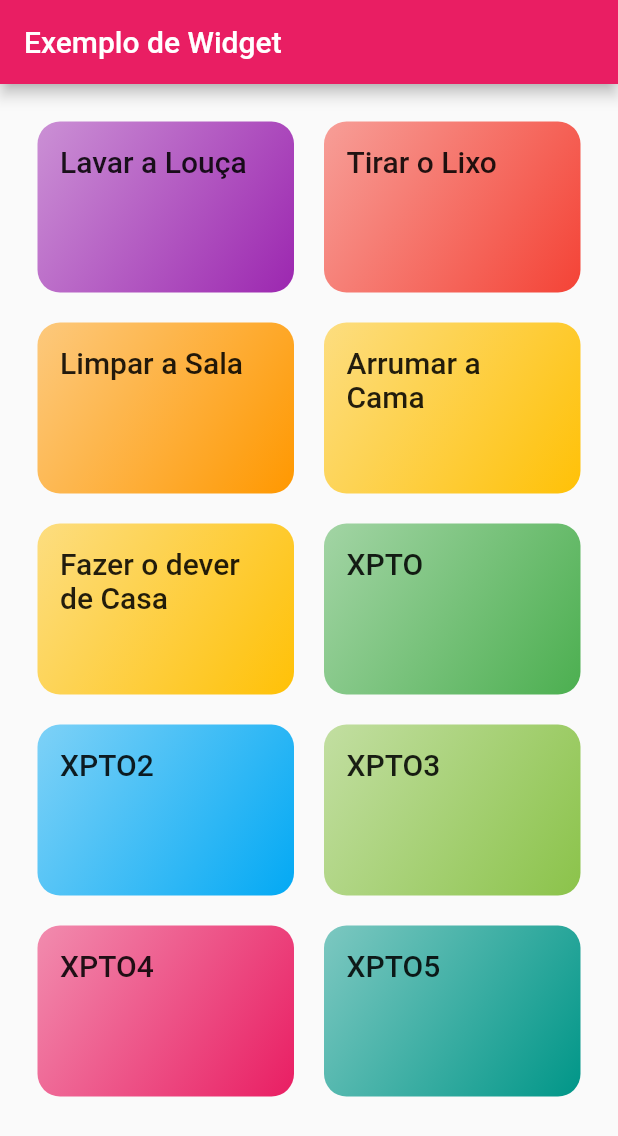
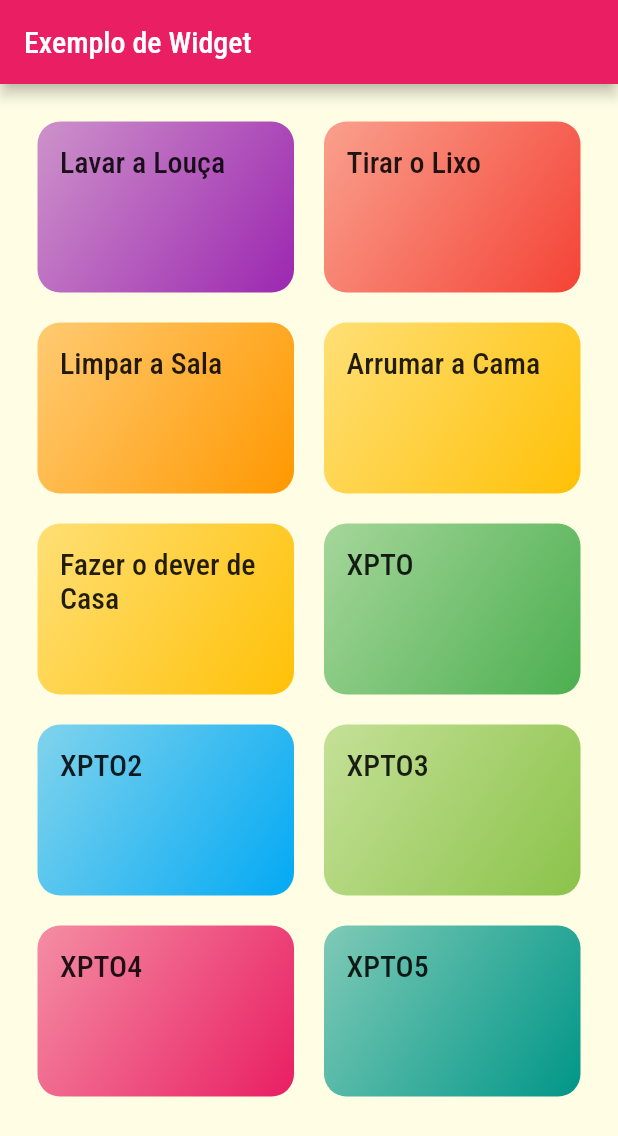
Before and after one commit to longarini/ProjetoGamificacaoFront, a Flutter app: the screen it shows after launch, on a phone screen of 412 x 824 dp. Shown: the top 1136 px of the screen. Run offline on Flutter 3.47's test engine with Material 2 defaults, Android fonts, the phone set to English and light mode, and no system bars.

Commit message:
Correção de Merge

```diff
--- a/lib/main.dart
+++ b/lib/main.dart
@@ -16,11 +16,18 @@ class MyApp extends StatelessWidget {
     return MaterialApp(
       title: 'Tarefas a Realizar',
       theme: ThemeData(
-        colorScheme: ColorScheme.fromSwatch().copyWith(
-          primary: Colors.pink,
-          secondary: Colors.amber,
-        ),
-      ),
+          colorScheme: ColorScheme.fromSwatch().copyWith(
+            primary: Colors.pink,
+            secondary: Colors.amber,
+          ),
+          canvasColor: const Color.fromRGBO(255, 254, 229, 1),
+          fontFamily: 'Raleway',
+          textTheme: ThemeData.light().textTheme.copyWith(
+                headline6: const TextStyle(
+                  fontSize: 20,
+                  fontFamily: 'RobotoCondensed',
+                ),
+              )),
       routes: {
         AppRoutes.HOME: (ctx) => const CategoriesPage(),
         AppRoutes.CATEGORIES_MEALS: (ctx) => const CategoriesMealsPage(),
```
